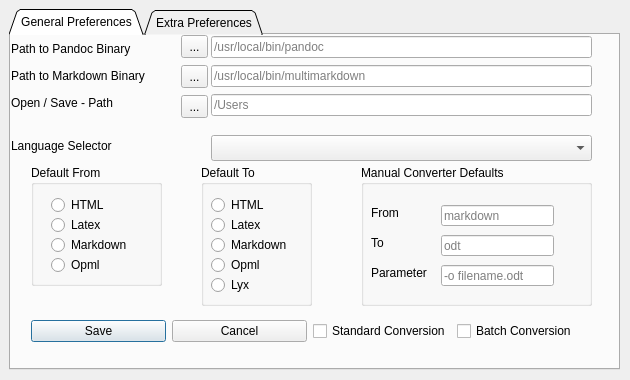
The window that source/gui/panconvert_diag_prefpane.ui (apaeffgen/PanConvert) describes before a commit, drawn with Qt 5.
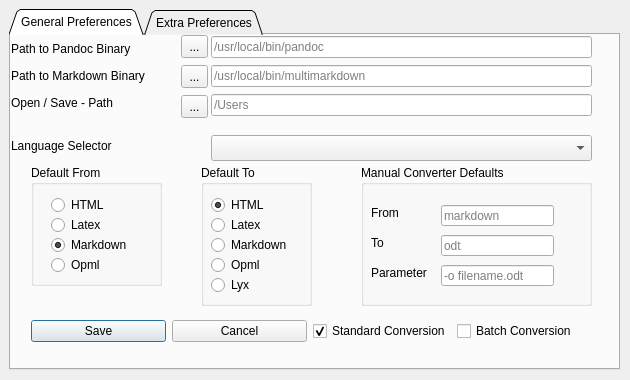
The same window after the commit.

Commit message: Default Values Correction

```diff
--- a/source/gui/panconvert_diag_prefpane.ui
+++ b/source/gui/panconvert_diag_prefpane.ui
@@ -165,6 +165,9 @@
       <property name="text">
        <string>HTML</string>
       </property>
+      <property name="checked">
+       <bool>true</bool>
+      </property>
      </widget>
      <widget class="QRadioButton" name="ButtonToLatex">
       <property name="geometry">
@@ -321,6 +324,9 @@
       <property name="text">
        <string>Markdown</string>
       </property>
+      <property name="checked">
+       <bool>true</bool>
+      </property>
      </widget>
      <widget class="QRadioButton" name="ButtonFromOpml">
       <property name="geometry">
@@ -366,7 +372,7 @@
          <string>Standard Conversion</string>
         </property>
         <property name="checked">
-         <bool>false</bool>
+         <bool>true</bool>
         </property>
        </widget>
       </item>
```
Left out of the diff: 6 changed lines with no effect on the pictures. The commit also changes 1 other file.
